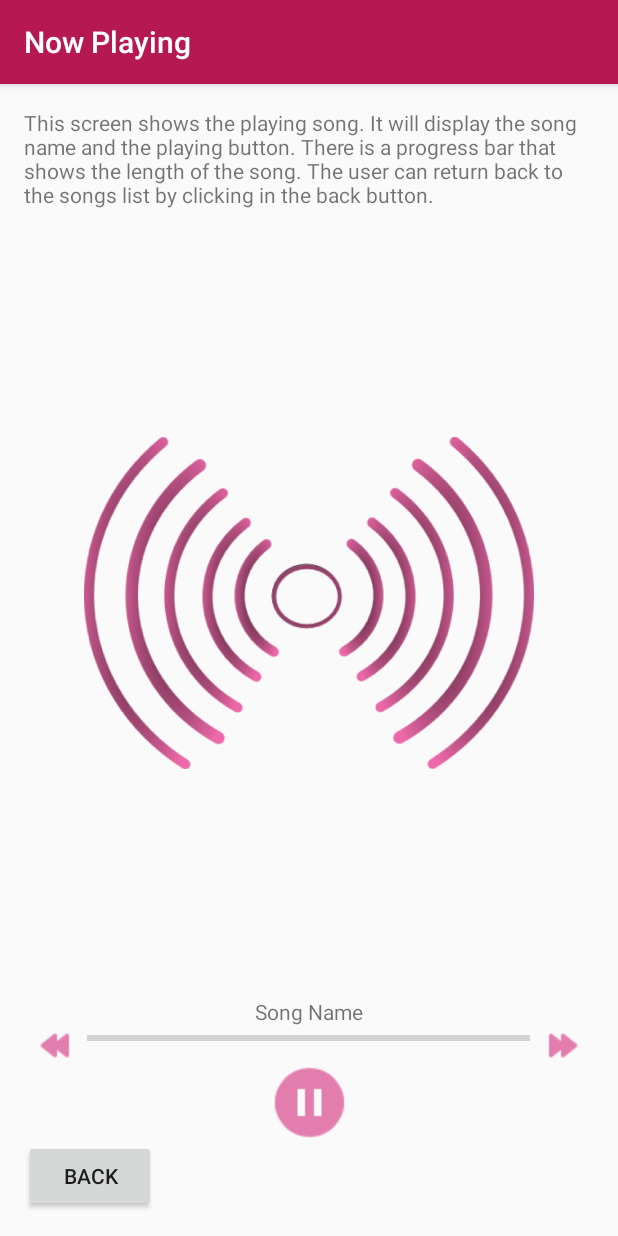
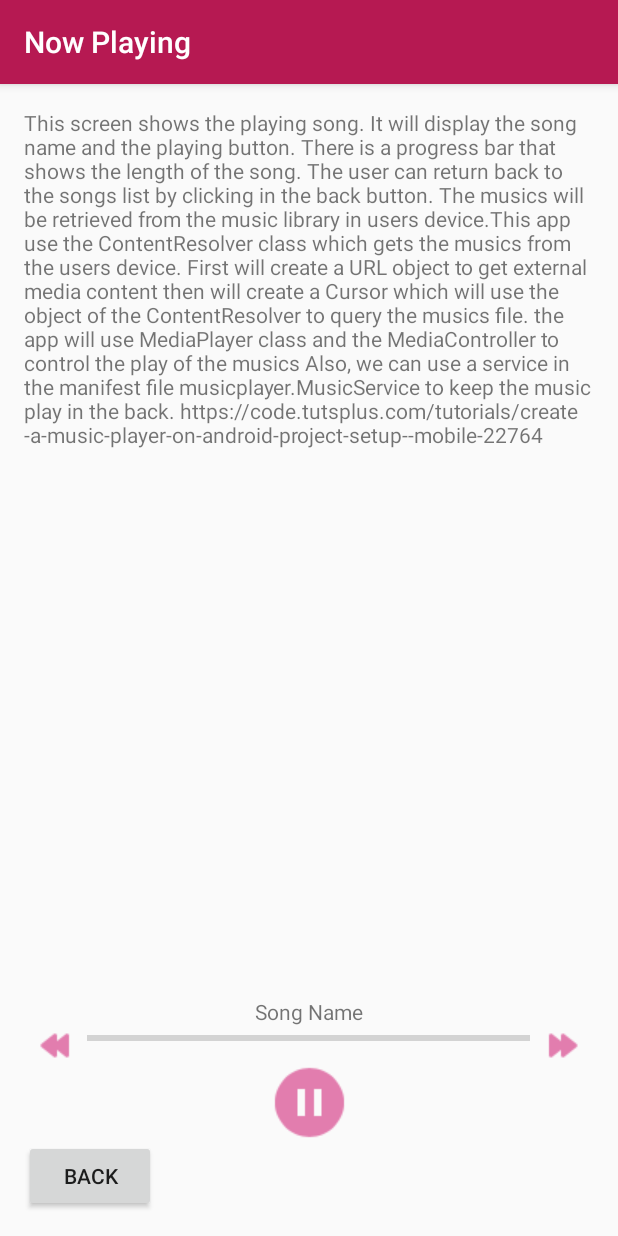
Before and after one commit to fatimah-33/MusicApp, an Android app: the NowPlaying screen opened directly, with no data from a screen before it, on a phone screen of 412 x 824 dp. Run offline under Robolectric (Android 15) with nearby library versions, the phone set to English and light mode, and no system bars.

Commit message:
second comment

```diff
--- a/app/src/main/res/layout/activity_now_playing.xml
+++ b/app/src/main/res/layout/activity_now_playing.xml
@@ -24,15 +24,7 @@
         android:layout_width="match_parent"
         android:layout_height="0dp"
         android:layout_weight="2"
-        android:orientation="vertical">
-        <ImageView
-            android:id="@+id/image_view_sound_wave"
-            style="@style/MusicIcon"
-            android:layout_width="300dp"
-            android:layout_height="0dp"
-            android:layout_weight="1"
-            app:srcCompat="@drawable/sound_wave" />
-    </LinearLayout>
+        android:orientation="vertical"></LinearLayout>
     <LinearLayout
         android:layout_width="match_parent"
         android:layout_height="wrap_content"
--- a/app/src/main/res/values/strings.xml
+++ b/app/src/main/res/values/strings.xml
@@ -2,9 +2,19 @@
     <string name="app_name">Music App</string>
     <string name="info_activity_my_music">This screen shows list of the songs available in the application if the user click one song it will direct him to the playing activity. The user can search for the song from the searching bar.</string>
     <string name="song_name">Song Name</string>
-    <string name="info_activity_now_playing">This screen shows the playing song. It will display the song name and the playing button. There is a progress bar that shows the length of the song. The user can return back to the songs list by clicking in the back button.</string>
-   <string name="info_activity_payment">This screen shows the payment process for a music. MPL Mobile Payment Library, is a library that support the integration of PayPal pay. MPL library help users to complete
-   their purchases through the mobile application, without need for opening website for doing it. So, this library provide a clickable button to users' account in PayPal and they can complete their payment purchases. Once the user complete their payment. Once the user complete his/her payment process he/she will be directed back to the application.
-   You have to download the library MPL SDK https://github.com/paypal/sdk-packages/tree/gh-pages/MPL </string>
-    <string name="info_activity_my_album">This screen shows list of albums that created by the users to store their favorite songs in categories if the user click into an album it will direct the user into the list of songs</string>
+    <string name="info_activity_now_playing">This screen shows the playing song. It will display the song name and the playing button. There is a progress bar that shows the length of the song. The user can return back to the songs list by clicking in the back button. The musics will be retrieved from the
+    music library in users device.This app use the ContentResolver class which gets the musics from the users device. First will create a URL object to get external media content
+    then will create a Cursor which will use the object of the ContentResolver to query the musics file. the app will use MediaPlayer class and the MediaController to control the play of the musics
+    Also, we can use a service in the manifest file musicplayer.MusicService to keep the music play in the back.
+    https://code.tutsplus.com/tutorials/create-a-music-player-on-android-project-setup--mobile-22764
+
+    </string>
+    <string name="info_activity_payment">
+       This screen shows the payment process for a music. MPL Mobile Payment Library, is a library that support the integration of PayPal pay. MPL library help users to complete
+   their purchases through the mobile application, without need for opening website for doing it. So, this library provide a clickable button to users account in PayPal and they
+       can complete their payment purchases. Once the user complete their payment. Once the user complete his/her payment process he/she will be directed back to the application.
+   You have to download the library MPL SDK https://github.com/paypal/sdk-packages/tree/gh-pages/MPL
+   </string>
+    <string name="info_activity_my_album">This screen shows list of albums that created by the users to store their favorite songs in categories if the user click into an album it will direct the user into the list of songs
+    </string>
 </resources>
```
